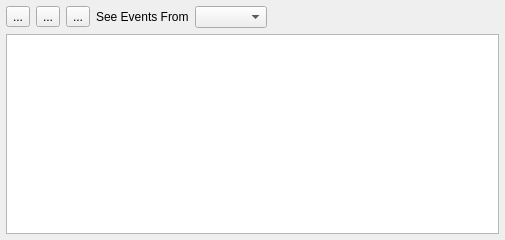
First picture: the form in Charm/EventView.ui, repository KDAB/Charm, before the edit.
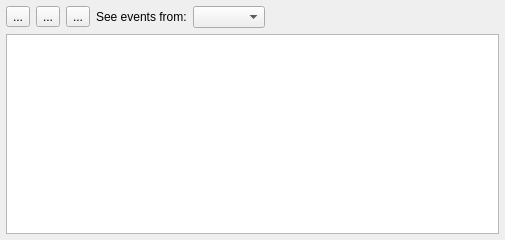
Second picture: the form after the edit.

What changed in the file:
```diff
--- a/Charm/EventView.ui
+++ b/Charm/EventView.ui
@@ -61,9 +61,9 @@
       </widget>
      </item>
      <item>
-      <widget class="QLabel" name="label" >
-       <property name="text" >
-        <string>See Events From</string>
+      <widget class="QLabel" name="label">
+       <property name="text">
+        <string>See events from:</string>
        </property>
       </widget>
      </item>
```
Left out of the diff: 59 changed lines with no effect on the pictures.
